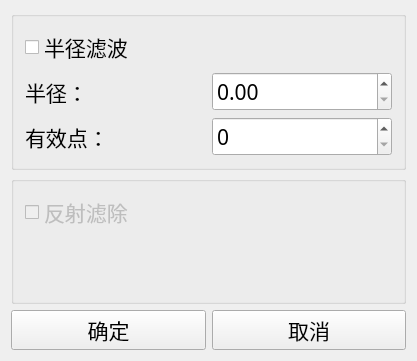
Above: gui/outlier_removal_gui.ui from rawnam/Xema before the change. Below: the same form after it.
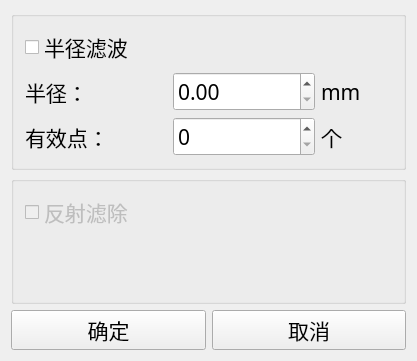
That is the form after the change.

What changed in the file:
```diff
--- a/gui/outlier_removal_gui.ui
+++ b/gui/outlier_removal_gui.ui
@@ -34,7 +34,10 @@
        </widget>
       </item>
       <item>
-       <layout class="QGridLayout" name="gridLayout">
+       <layout class="QGridLayout" name="gridLayout" columnstretch="2,2,1">
+        <item row="1" column="1">
+         <widget class="QSpinBox" name="spinBox_num"/>
+        </item>
         <item row="0" column="1">
          <widget class="QDoubleSpinBox" name="doubleSpinBox_radius"/>
         </item>
@@ -52,8 +55,19 @@
           </property>
          </widget>
         </item>
-        <item row="1" column="1">
-         <widget class="QSpinBox" name="spinBox_num"/>
+        <item row="0" column="2">
+         <widget class="QLabel" name="label">
+          <property name="text">
+           <string>mm</string>
+          </property>
+         </widget>
+        </item>
+        <item row="1" column="2">
+         <widget class="QLabel" name="label_2">
+          <property name="text">
+           <string>个</string>
+          </property>
+         </widget>
         </item>
        </layout>
       </item>
```
